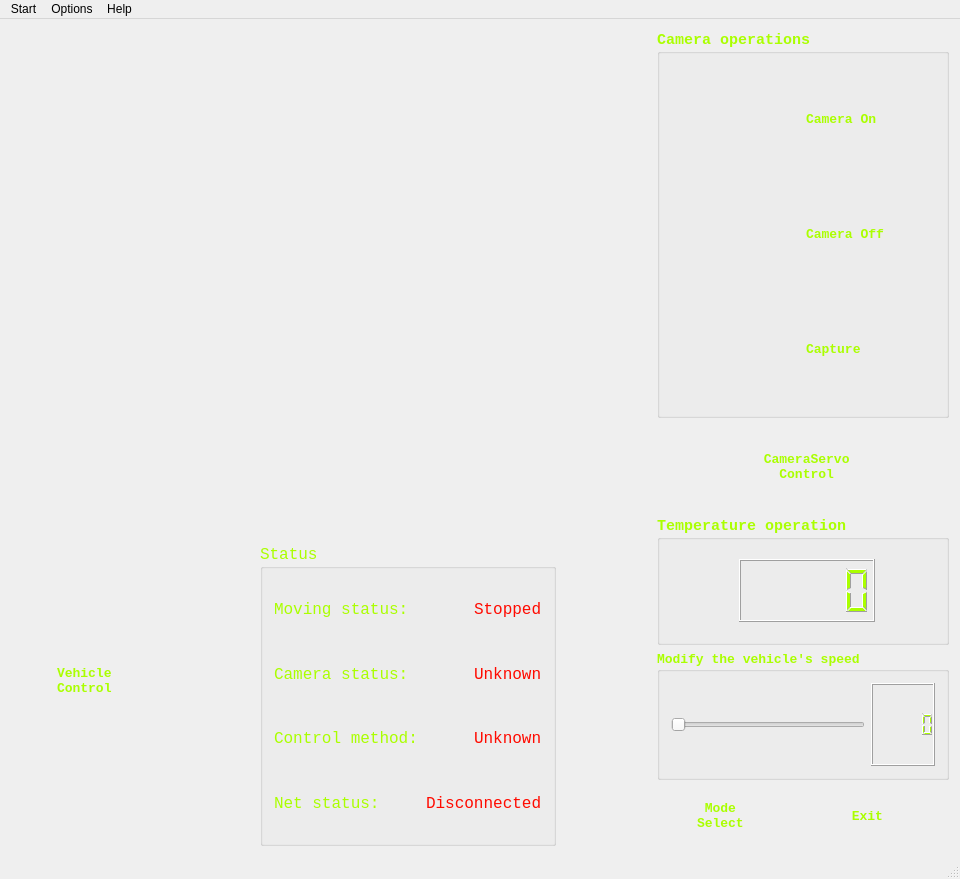
Above: mainwindow.ui from kyyang28/wifiVehicleClient before the change. Below: the same form after it.
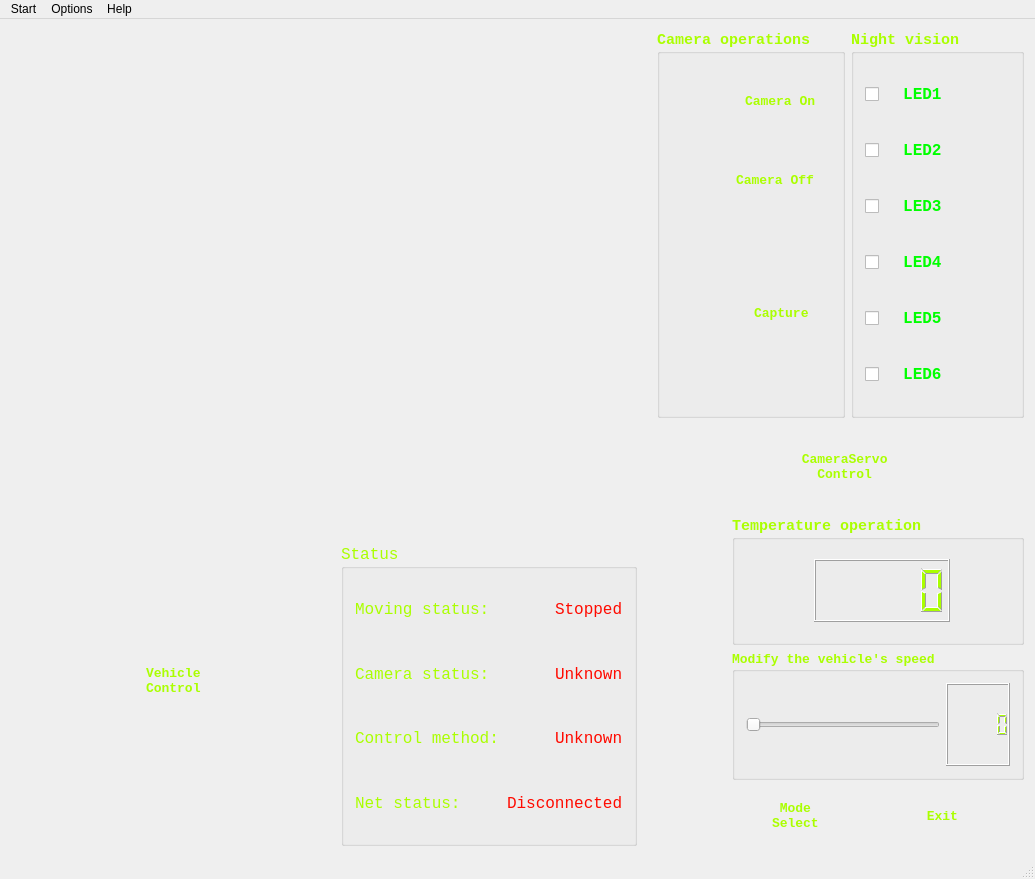
That is the form after the change. Icons and pictures are not drawn. Custom widgets are drawn as their Qt base class.

```diff
--- a/mainwindow.ui
+++ b/mainwindow.ui
@@ -6,19 +6,19 @@
    <rect>
     <x>0</x>
     <y>0</y>
-    <width>960</width>
+    <width>1035</width>
     <height>879</height>
    </rect>
   </property>
   <property name="minimumSize">
    <size>
-    <width>960</width>
+    <width>1035</width>
     <height>879</height>
    </size>
   </property>
   <property name="maximumSize">
    <size>
-    <width>960</width>
+    <width>1035</width>
     <height>879</height>
    </size>
   </property>
@@ -26,11 +26,11 @@
    <string>MainWindow</string>
   </property>
   <widget class="QWidget" name="centralWidget">
-   <layout class="QVBoxLayout" name="verticalLayout_10">
+   <layout class="QVBoxLayout" name="verticalLayout_13">
     <item>
-     <layout class="QVBoxLayout" name="verticalLayout_9">
+     <layout class="QVBoxLayout" name="verticalLayout_12">
       <item>
-       <layout class="QHBoxLayout" name="horizontalLayout_19">
+       <layout class="QHBoxLayout" name="horizontalLayout_20">
         <item>
          <widget class="displayVideo" name="videoWidget" native="true">
           <property name="minimumSize">
@@ -48,7 +48,9 @@
          </widget>
         </item>
         <item>
-         <layout class="QVBoxLayout" name="verticalLayout_6">
+         <layout class="QVBoxLayout" name="verticalLayout_11">
+          <item>
+           <layout class="QHBoxLayout" name="horizontalLayout_19">
           <item>
            <widget class="QGroupBox" name="groupBox_4">
             <property name="palette">
@@ -99,6 +101,8 @@
             <property name="title">
              <string>Camera operations</string>
             </property>
+              <layout class="QVBoxLayout" name="verticalLayout_6">
+               <item>
             <layout class="QVBoxLayout" name="verticalLayout_5">
              <item>
               <layout class="QHBoxLayout" name="horizontalLayout_11">
@@ -130,6 +134,18 @@
                </item>
                <item>
                 <widget class="QLabel" name="label_5">
+                     <property name="minimumSize">
+                      <size>
+                       <width>86</width>
+                       <height>73</height>
+                      </size>
+                     </property>
+                     <property name="maximumSize">
+                      <size>
+                       <width>86</width>
+                       <height>73</height>
+                      </size>
+                     </property>
                  <property name="palette">
                   <palette>
                    <active>
@@ -212,6 +228,18 @@
                </item>
                <item>
                 <widget class="QLabel" name="label_7">
+                     <property name="minimumSize">
+                      <size>
+                       <width>95</width>
+                       <height>73</height>
+                      </size>
+                     </property>
+                     <property name="maximumSize">
+                      <size>
+                       <width>95</width>
+                       <height>73</height>
+                      </size>
+                     </property>
                  <property name="palette">
                   <palette>
                    <active>
@@ -347,7 +375,399 @@
               </layout>
              </item>
             </layout>
-           </widget>
+               </item>
+              </layout>
+             </widget>
+            </item>
+            <item>
+             <widget class="QGroupBox" name="groupBox_5">
+              <property name="palette">
+               <palette>
+                <active>
+                 <colorrole role="WindowText">
+                  <brush brushstyle="SolidPattern">
+                   <color alpha="255">
+                    <red>170</red>
+                    <green>255</green>
+                    <blue>0</blue>
+                   </color>
+                  </brush>
+                 </colorrole>
+                </active>
+                <inactive>
+                 <colorrole role="WindowText">
+                  <brush brushstyle="SolidPattern">
+                   <color alpha="255">
+                    <red>170</red>
+                    <green>255</green>
+                    <blue>0</blue>
+                   </color>
+                  </brush>
+                 </colorrole>
+                </inactive>
+                <disabled>
+                 <colorrole role="WindowText">
+                  <brush brushstyle="SolidPattern">
+                   <color alpha="255">
+                    <red>120</red>
+                    <green>120</green>
+                    <blue>120</blue>
+                   </color>
+                  </brush>
+                 </colorrole>
+                </disabled>
+               </palette>
+              </property>
+              <property name="font">
+               <font>
+                <family>Consolas</family>
+                <pointsize>11</pointsize>
+                <weight>75</weight>
+                <bold>true</bold>
+               </font>
+              </property>
+              <property name="title">
+               <string>Night vision</string>
+              </property>
+              <layout class="QVBoxLayout" name="verticalLayout_10">
+               <item>
+                <layout class="QVBoxLayout" name="verticalLayout_9">
+                 <item>
+                  <widget class="QCheckBox" name="checkBox">
+                   <property name="maximumSize">
+                    <size>
+                     <width>98</width>
+                     <height>50</height>
+                    </size>
+                   </property>
+                   <property name="palette">
+                    <palette>
+                     <active>
+                      <colorrole role="WindowText">
+                       <brush brushstyle="SolidPattern">
+                        <color alpha="255">
+                         <red>0</red>
+                         <green>255</green>
+                         <blue>0</blue>
+                        </color>
+                       </brush>
+                      </colorrole>
+                     </active>
+                     <inactive>
+                      <colorrole role="WindowText">
+                       <brush brushstyle="SolidPattern">
+                        <color alpha="255">
+                         <red>0</red>
+                         <green>255</green>
+                         <blue>0</blue>
+                        </color>
+                       </brush>
+                      </colorrole>
+                     </inactive>
+                     <disabled>
+                      <colorrole role="WindowText">
+                       <brush brushstyle="SolidPattern">
+                        <color alpha="255">
+                         <red>120</red>
+                         <green>120</green>
+                         <blue>120</blue>
+                        </color>
+                       </brush>
+                      </colorrole>
+                     </disabled>
+                    </palette>
+                   </property>
+                   <property name="font">
+                    <font>
+                     <pointsize>12</pointsize>
+                    </font>
+                   </property>
+                   <property name="text">
+                    <string>  LED1</string>
+                   </property>
+                  </widget>
+                 </item>
+                 <item>
+                  <widget class="QCheckBox" name="checkBox_2">
+                   <property name="maximumSize">
+                    <size>
+                     <width>98</width>
+                     <height>50</height>
+                    </size>
+                   </property>
+                   <property name="palette">
+                    <palette>
+                     <active>
+                      <colorrole role="WindowText">
+                       <brush brushstyle="SolidPattern">
+                        <color alpha="255">
+                         <red>0</red>
+                         <green>255</green>
+                         <blue>0</blue>
+                        </color>
+                       </brush>
+                      </colorrole>
+                     </active>
+                     <inactive>
+                      <colorrole role="WindowText">
+                       <brush brushstyle="SolidPattern">
+                        <color alpha="255">
+                         <red>0</red>
+                         <green>255</green>
+                         <blue>0</blue>
+                        </color>
+                       </brush>
+                      </colorrole>
+                     </inactive>
+                     <disabled>
+                      <colorrole role="WindowText">
+                       <brush brushstyle="SolidPattern">
+                        <color alpha="255">
+                         <red>120</red>
+                         <green>120</green>
+                         <blue>120</blue>
+                        </color>
+                       </brush>
+                      </colorrole>
+                     </disabled>
+                    </palette>
+                   </property>
+                   <property name="font">
+                    <font>
+                     <pointsize>12</pointsize>
+                    </font>
+                   </property>
+                   <property name="text">
+                    <string>  LED2</string>
+                   </property>
+                  </widget>
+                 </item>
+                 <item>
+                  <widget class="QCheckBox" name="checkBox_3">
+                   <property name="maximumSize">
+                    <size>
+                     <width>98</width>
+                     <height>50</height>
+                    </size>
+                   </property>
+                   <property name="palette">
+                    <palette>
+                     <active>
+                      <colorrole role="WindowText">
+                       <brush brushstyle="SolidPattern">
+                        <color alpha="255">
+                         <red>0</red>
+                         <green>255</green>
+                         <blue>0</blue>
+                        </color>
+                       </brush>
+                      </colorrole>
+                     </active>
+                     <inactive>
+                      <colorrole role="WindowText">
+                       <brush brushstyle="SolidPattern">
+                        <color alpha="255">
+                         <red>0</red>
+                         <green>255</green>
+                         <blue>0</blue>
+                        </color>
+                       </brush>
+                      </colorrole>
+                     </inactive>
+                     <disabled>
+                      <colorrole role="WindowText">
+                       <brush brushstyle="SolidPattern">
+                        <color alpha="255">
+                         <red>120</red>
+                         <green>120</green>
+                         <blue>120</blue>
+                        </color>
+                       </brush>
+                      </colorrole>
+                     </disabled>
+                    </palette>
+                   </property>
+                   <property name="font">
+                    <font>
+                     <pointsize>12</pointsize>
+                    </font>
+                   </property>
+                   <property name="text">
+                    <string>  LED3</string>
+                   </property>
+                  </widget>
+                 </item>
+                 <item>
+                  <widget class="QCheckBox" name="checkBox_4">
+                   <property name="maximumSize">
+                    <size>
+                     <width>98</width>
+                     <height>50</height>
+                    </size>
+                   </property>
+                   <property name="palette">
+                    <palette>
+                     <active>
+                      <colorrole role="WindowText">
+                       <brush brushstyle="SolidPattern">
+                        <color alpha="255">
+                         <red>0</red>
+                         <green>255</green>
+                         <blue>0</blue>
+                        </color>
+                       </brush>
+                      </colorrole>
+                     </active>
+                     <inactive>
+                      <colorrole role="WindowText">
+                       <brush brushstyle="SolidPattern">
+                        <color alpha="255">
+                         <red>0</red>
+                         <green>255</green>
+                         <blue>0</blue>
+                        </color>
+                       </brush>
+                      </colorrole>
+                     </inactive>
+                     <disabled>
+                      <colorrole role="WindowText">
+                       <brush brushstyle="SolidPattern">
+                        <color alpha="255">
+                         <red>120</red>
+                         <green>120</green>
+                         <blue>120</blue>
+                        </color>
+                       </brush>
+                      </colorrole>
+                     </disabled>
+                    </palette>
+                   </property>
+                   <property name="font">
+                    <font>
+                     <pointsize>12</pointsize>
+                    </font>
+                   </property>
+                   <property name="text">
+                    <string>  LED4</string>
+                   </property>
+                  </widget>
+                 </item>
+                 <item>
+                  <widget class="QCheckBox" name="checkBox_5">
+                   <property name="maximumSize">
+                    <size>
+                     <width>98</width>
+                     <height>50</height>
+                    </size>
+                   </property>
+                   <property name="palette">
+                    <palette>
+                     <active>
+                      <colorrole role="WindowText">
+                       <brush brushstyle="SolidPattern">
+                        <color alpha="255">
+                         <red>0</red>
+                         <green>255</green>
+                         <blue>0</blue>
+                        </color>
+                       </brush>
+                      </colorrole>
+                     </active>
+                     <inactive>
+                      <colorrole role="WindowText">
+                       <brush brushstyle="SolidPattern">
+                        <color alpha="255">
+                         <red>0</red>
+                         <green>255</green>
+                         <blue>0</blue>
+                        </color>
+                       </brush>
+                      </colorrole>
+                     </inactive>
+                     <disabled>
+                      <colorrole role="WindowText">
+                       <brush brushstyle="SolidPattern">
+                        <color alpha="255">
+                         <red>120</red>
+                         <green>120</green>
+                         <blue>120</blue>
+                        </color>
+                       </brush>
+                      </colorrole>
+                     </disabled>
+                    </palette>
+                   </property>
+                   <property name="font">
+                    <font>
+                     <pointsize>12</pointsize>
+                    </font>
+                   </property>
+                   <property name="text">
+                    <string>  LED5</string>
+                   </property>
+                  </widget>
+                 </item>
+                 <item>
+                  <widget class="QCheckBox" name="checkBox_6">
+                   <property name="maximumSize">
+                    <size>
+                     <width>98</width>
+                     <height>50</height>
+                    </size>
+                   </property>
+                   <property name="palette">
+                    <palette>
+                     <active>
+                      <colorrole role="WindowText">
+                       <brush brushstyle="SolidPattern">
+                        <color alpha="255">
+                         <red>0</red>
+                         <green>255</green>
+                         <blue>0</blue>
+                        </color>
+                       </brush>
+                      </colorrole>
+                     </active>
+                     <inactive>
+                      <colorrole role="WindowText">
+                       <brush brushstyle="SolidPattern">
+                        <color alpha="255">
+                         <red>0</red>
+                         <green>255</green>
+                         <blue>0</blue>
+                        </color>
+                       </brush>
+                      </colorrole>
+                     </inactive>
+                     <disabled>
+                      <colorrole role="WindowText">
+                       <brush brushstyle="SolidPattern">
+                        <color alpha="255">
+                         <red>120</red>
+                         <green>120</green>
+                         <blue>120</blue>
+                        </color>
+                       </brush>
+                      </colorrole>
+                     </disabled>
+                    </palette>
+                   </property>
+                   <property name="font">
+                    <font>
+                     <pointsize>12</pointsize>
+                    </font>
+                   </property>
+                   <property name="text">
+                    <string>  LED6</string>
+                   </property>
+                  </widget>
+                 </item>
+                </layout>
+               </item>
+              </layout>
+             </widget>
+            </item>
+           </layout>
           </item>
           <item>
            <layout class="QVBoxLayout" name="verticalLayout_4">
@@ -405,7 +825,20 @@
              </layout>
             </item>
             <item>
-             <layout class="QHBoxLayout" name="horizontalLayout_9">
+             <layout class="QHBoxLayout" name="horizontalLayout_10">
+              <item>
+               <spacer name="horizontalSpacer_17">
+                <property name="orientation">
+                 <enum>Qt::Horizontal</enum>
+                </property>
+                <property name="sizeHint" stdset="0">
+                 <size>
+                  <width>13</width>
+                  <height>20</height>
+                 </size>
+                </property>
+               </spacer>
+              </item>
               <item>
                <widget class="QPushButton" name="camLeftButton">
                 <property name="toolTip">
@@ -505,10 +938,23 @@
                 </property>
                </widget>
               </item>
+              <item>
+               <spacer name="horizontalSpacer_18">
+                <property name="orientation">
+                 <enum>Qt::Horizontal</enum>
+                </property>
+                <property name="sizeHint" stdset="0">
+                 <size>
+                  <width>13</width>
+                  <height>20</height>
+                 </size>
+                </property>
+               </spacer>
+              </item>
              </layout>
             </item>
             <item>
-             <layout class="QHBoxLayout" name="horizontalLayout_10">
+             <layout class="QHBoxLayout" name="horizontalLayout_9">
               <item>
                <spacer name="horizontalSpacer_10">
                 <property name="orientation">
@@ -568,6 +1014,19 @@
       </item>
       <item>
        <layout class="QHBoxLayout" name="horizontalLayout_16">
+        <item>
+         <spacer name="horizontalSpacer_19">
+          <property name="orientation">
+           <enum>Qt::Horizontal</enum>
+          </property>
+          <property name="sizeHint" stdset="0">
+           <size>
+            <width>28</width>
+            <height>17</height>
+           </size>
+          </property>
+         </spacer>
+        </item>
         <item>
          <layout class="QVBoxLayout" name="verticalLayout">
           <item>
@@ -1555,7 +2014,7 @@
     <rect>
      <x>0</x>
      <y>0</y>
-     <width>960</width>
+     <width>1035</width>
      <height>26</height>
     </rect>
    </property>
```
Lines whose indentation alone changed are shown as unchanged.
